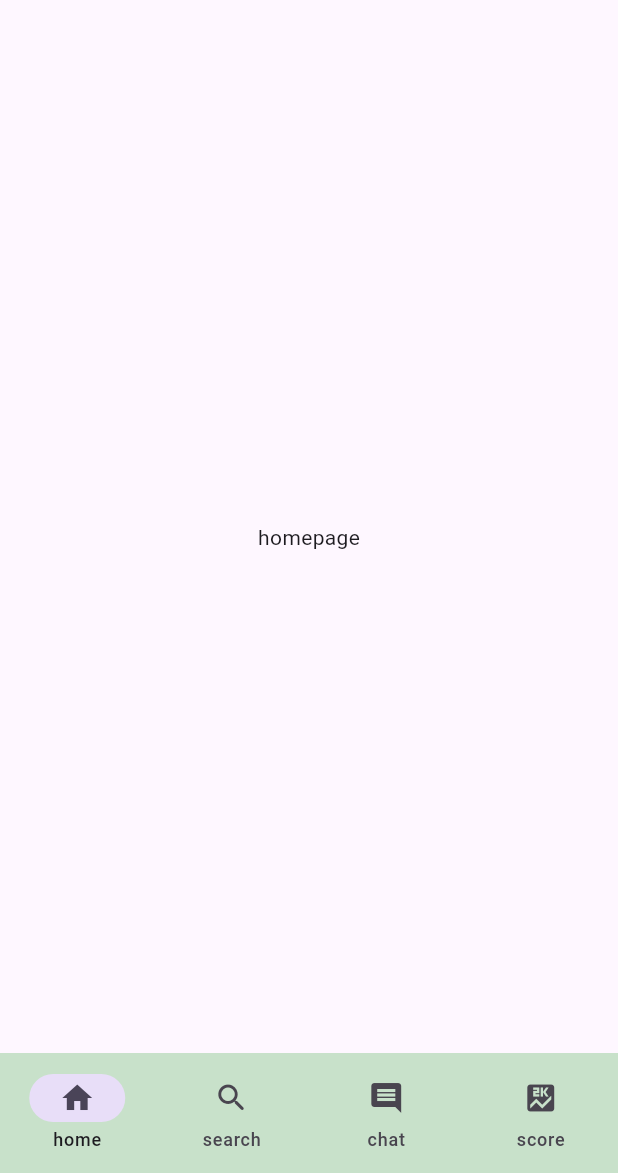
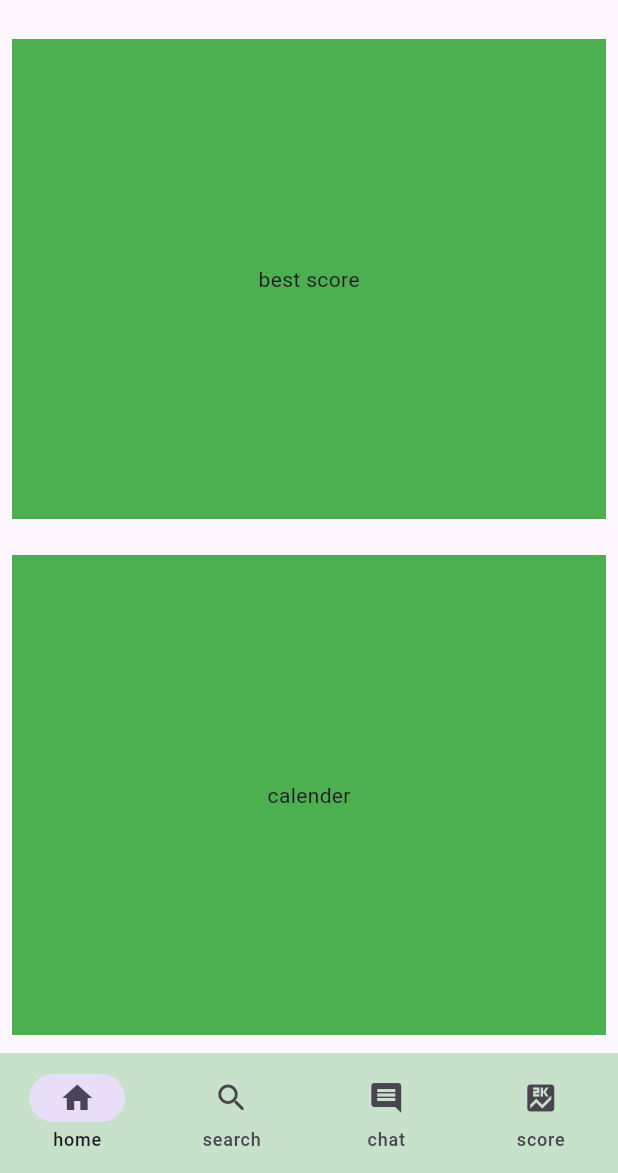
Before and after one commit to Yosken/flutter-golf, a Flutter app: the screen it shows after launch, on a phone screen of 412 x 824 dp, the part 63-1236 px from its top. Run offline on Flutter 3.47's test engine with Material 2 defaults, Android fonts, the phone set to English and light mode, and no system bars; our stand-ins replace flutter_riverpod.

```diff
--- /dev/null
+++ b/lib/constant/colors.dart
@@ -0,0 +1,4 @@
+import 'package:flutter/material.dart';
+
+///page_search
+const Color searchPageTextFieldColor = Colors.lightGreen;
--- a/lib/constant/importer_constant.dart
+++ b/lib/constant/importer_constant.dart
@@ -1,2 +1,4 @@
 export 'strings.dart';
 export 'others.dart';
+export 'widgets.dart';
+export 'colors.dart';
--- a/lib/constant/strings.dart
+++ b/lib/constant/strings.dart
@@ -1 +1,4 @@
 const String  appbarTitle = 'Flutter GOLF';
+
+///page_search
+const String searchLabelText = 'ゴルフ場を検索';
--- a/lib/pages/list_pages.dart
+++ b/lib/pages/list_pages.dart
@@ -1,4 +1,4 @@
 import 'package:flutter/material.dart';
 import 'importer_pages.dart';
 
-const List<Widget> pages = [HomePage(), ChatPage(), ScorePage(), SearchPage()];
+const List<Widget> pages = [HomePage(), SearchPage(), ChatPage(), ScorePage()];
--- a/lib/pages/page_home.dart
+++ b/lib/pages/page_home.dart
@@ -5,6 +5,30 @@ class HomePage extends StatelessWidget {
 
   @override
   Widget build(BuildContext context) {
-    return const Center(child: Text('homepage'),);
+    return Column(
+      mainAxisAlignment: MainAxisAlignment.spaceAround,
+      children: [
+        Padding(
+          padding: const EdgeInsets.all(8.0),
+          child: Container(
+            height: 320,
+            color: Colors.green,
+            child: const Center(
+              child: Text('best score'),
+            ),
+          ),
+        ),
+        Padding(
+          padding: const EdgeInsets.all(8.0),
+          child: Container(
+            height: 320,
+            color: Colors.green,
+            child: const Center(
+              child: Text('calender'),
+            ),
+          ),
+        ),
+      ],
+    );
   }
 }
```
Also changed, not shown: lib/constant/widgets.dart (+23 -0 lines), lib/pages/page_search.dart (+6 -1 lines).
